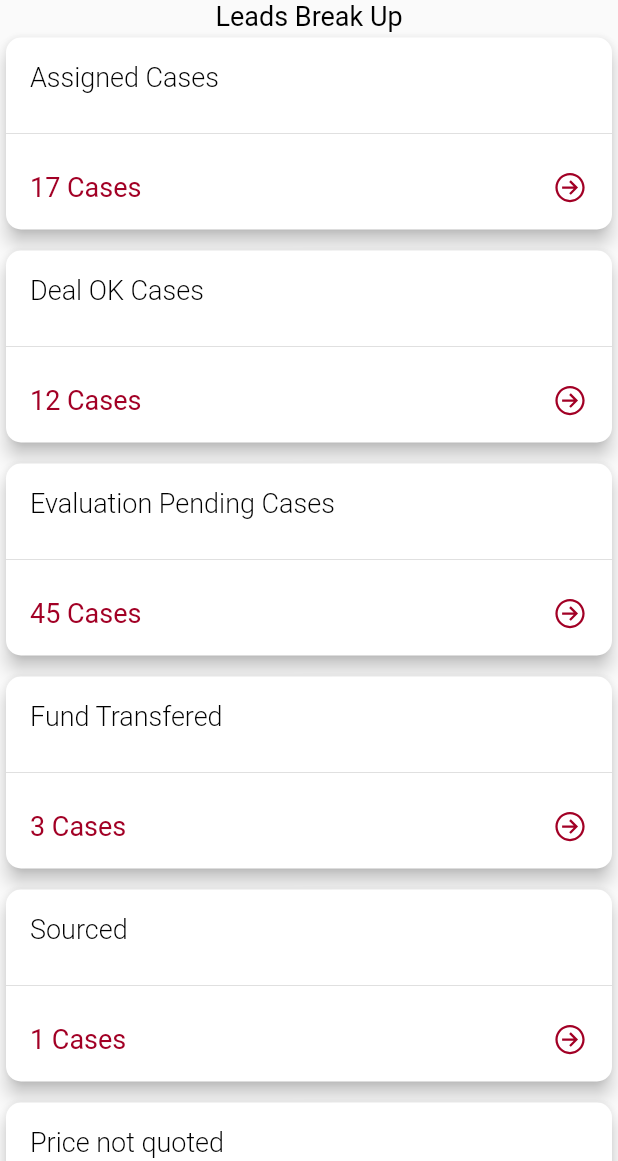
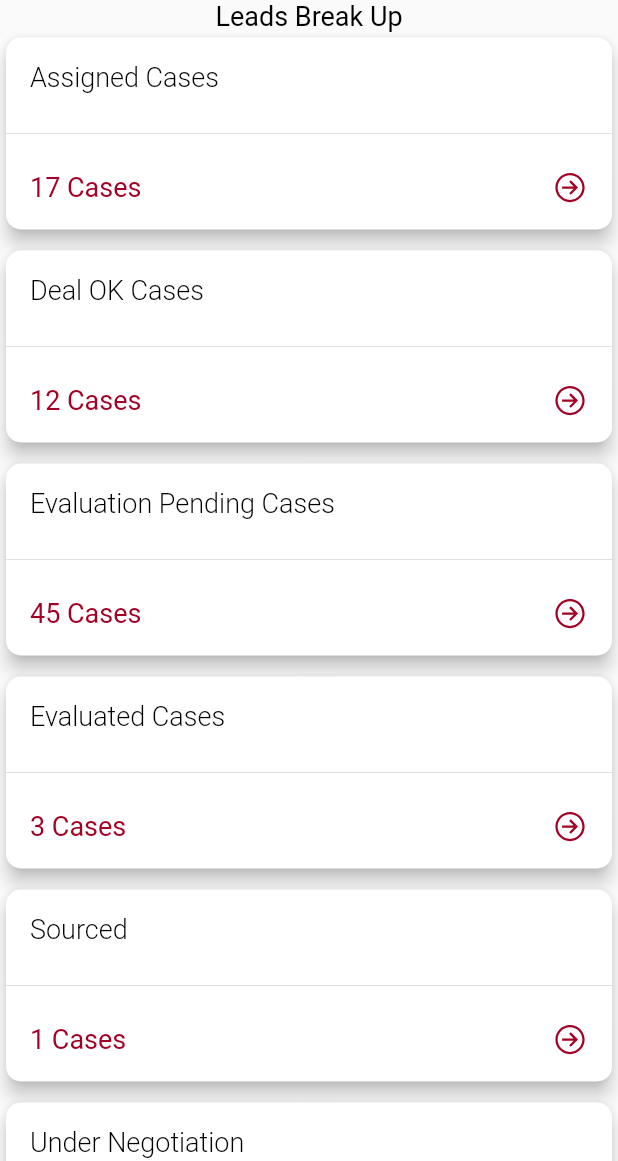
Before and after one commit to jesmin123/eval_wire_frame, a Flutter app: the LeadsBreakUp screen opened by its route, on a phone screen of 412 x 824 dp, the part 75-1236 px from its top. Run offline on Flutter 3.47's test engine with Material 2 defaults, Android fonts, the phone set to English and light mode, and no system bars; our stand-ins replace cached_network_image, file_picker, flutter_rating_bar, line_icons, table_calendar; missing offline and left inert: fa_stepper; network calls fail; Roboto replaces fonts that are missing (Exo).

Commit message:
data entry

```diff
--- a/lib/Provider/ExteriorTyresProvider.dart
+++ b/lib/Provider/ExteriorTyresProvider.dart
@@ -102,5 +102,13 @@ updateDropDown(dynamic key,dynamic value){
     exterior=exteriorTemp;
   }
 
+  int _flood = -1;
+
+int get flood => _flood;
+
+  set flood(int value) {
+    _flood = value;
+    notifyListeners();
+  }
 
 }
--- a/lib/UI/leadsBreakUp.dart
+++ b/lib/UI/leadsBreakUp.dart
@@ -94,7 +94,7 @@ class _LeadsBreakUpState extends State<LeadsBreakUp> {
 
                   children: <Widget>[
                     ListTile(
-                        leading: Text("Fund Transfered",style: AppFontStyle.titleAppBarStyle(APP_BLACK_COLOR),)
+                        leading: Text("Evaluated Cases",style: AppFontStyle.titleAppBarStyle(APP_BLACK_COLOR),)
                     ),
                     Divider(),
                     ListTile(
@@ -134,7 +134,7 @@ class _LeadsBreakUpState extends State<LeadsBreakUp> {
 
                   children: <Widget>[
                     ListTile(
-                        leading: Text("Price not quoted",style: AppFontStyle.titleAppBarStyle(APP_BLACK_COLOR),)
+                        leading: Text("Under Negotiation",style: AppFontStyle.titleAppBarStyle(APP_BLACK_COLOR),)
                     ),
                     Divider(),
                     ListTile(
@@ -163,6 +163,44 @@ class _LeadsBreakUpState extends State<LeadsBreakUp> {
                     ), ],
 
                 )),
+            Card(
+                elevation: 5,
+                shape: RoundedRectangleBorder(
+                  borderRadius: BorderRadius.circular(10),
+                  // side: BorderSide(width: 1,color: APP_BLACK_COLOR,)
+                ),
+                child: Column(
+
+                  children: <Widget>[
+                    ListTile(
+                        leading: Text("Dropped Cases",style: AppFontStyle.titleAppBarStyle(APP_BLACK_COLOR),)
+                    ),
+                    Divider(),
+                    ListTile(
+                      title: Text("1 Cases",style: AppFontStyle.appBarTittle(PRIMARY_COLOR)),
+                      trailing: Icon(LineIcons.arrow_circle_right,color: PRIMARY_COLOR),
+                    ), ],
+
+                )),
+            Card(
+                elevation: 5,
+                shape: RoundedRectangleBorder(
+                  borderRadius: BorderRadius.circular(10),
+                  // side: BorderSide(width: 1,color: APP_BLACK_COLOR,)
+                ),
+                child: Column(
+
+                  children: <Widget>[
+                    ListTile(
+                        leading: Text("Lost Cases",style: AppFontStyle.titleAppBarStyle(APP_BLACK_COLOR),)
+                    ),
+                    Divider(),
+                    ListTile(
+                      title: Text("1 Cases",style: AppFontStyle.appBarTittle(PRIMARY_COLOR)),
+                      trailing: Icon(LineIcons.arrow_circle_right,color: PRIMARY_COLOR),
+                    ), ],
+
+                )),
           ],
         ),
       ),
--- a/lib/widgets/CustomerDetails.dart
+++ b/lib/widgets/CustomerDetails.dart
@@ -82,7 +82,7 @@ class _CustomerDetailsState extends State<CustomerDetails> {
           SizedBox(height: 10,),
           Row(mainAxisAlignment: MainAxisAlignment.spaceBetween,
             children: [
-              Flexible(flex: 1,child: Text('Adress:')),
+              Flexible(flex: 1,child: Text('Address:')),
               Flexible(flex: 1,child: TextFormField(
                 controller: _adressTextEditingController,
                 validator: (value) => value.isEmpty? 'this field is required' : null,
```
Also changed, not shown: lib/widgets/ExteriorTyres.dart (+30 -0 lines).
